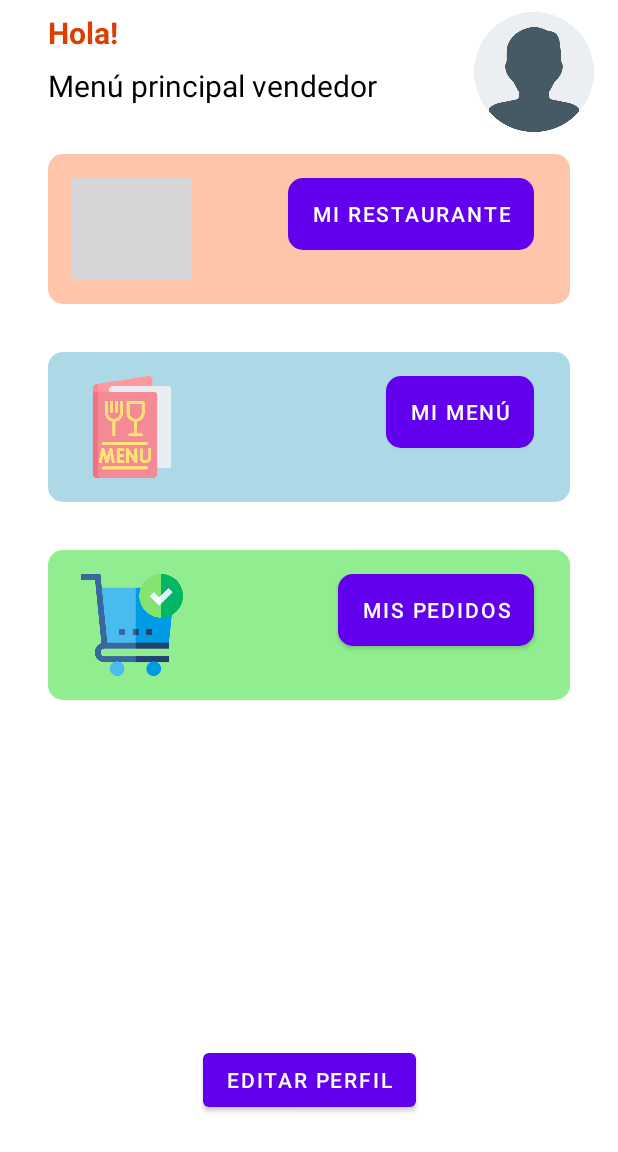
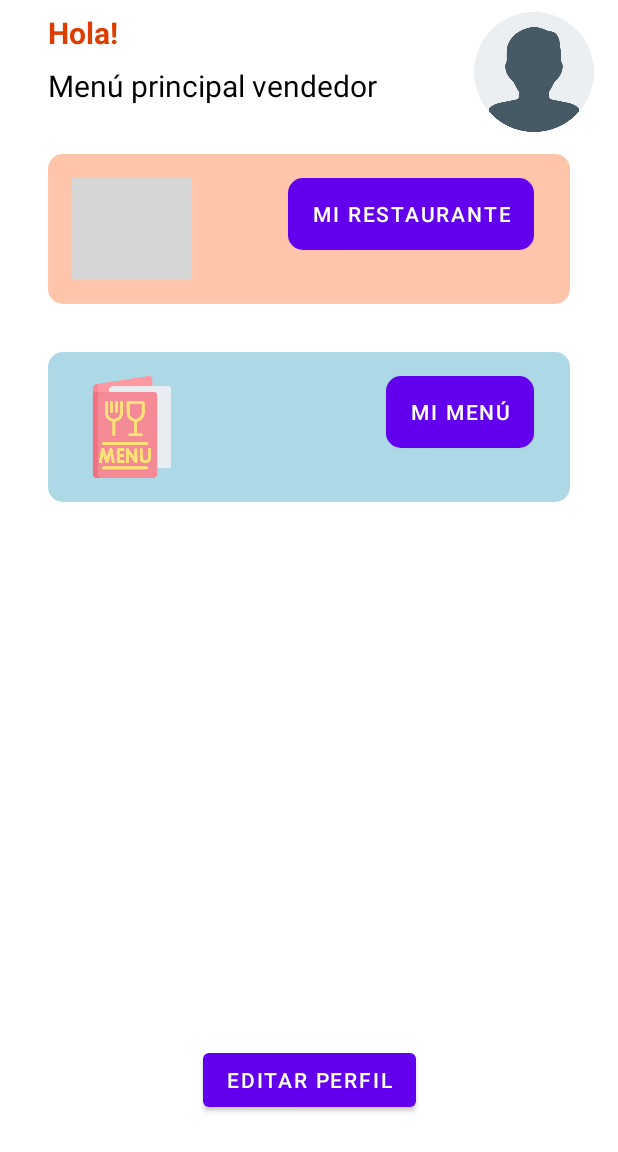
Before and after one commit to juanpabloavilan/RapicoopProject, an Android app: the MenuVendedorActivity screen opened directly, with no data from a screen before it, on a phone screen of 412 x 824 dp, the part 84-1236 px from its top. Run offline under Robolectric (Android 15) with nearby library versions, the phone set to English and light mode, and no system bars; 3 statements that could not run were skipped; grey boxes are pictures that could not be loaded.

Commit message:
quite parte no funcional del menu vendedor

```diff
--- a/app/src/main/java/co/edu/unipiloto/rapicoopproject/ShoppingCartActivity.java
+++ b/app/src/main/java/co/edu/unipiloto/rapicoopproject/ShoppingCartActivity.java
@@ -61,7 +61,6 @@ public class ShoppingCartActivity extends AppCompatActivity {
         }
 
         mostrarListaPlatos();
-        calcularPrecioTotal();
         btnCrearOrden.setOnClickListener(v->{
             crearOrden();
         });
--- a/app/src/main/res/layout/activity_menu_vendedor.xml
+++ b/app/src/main/res/layout/activity_menu_vendedor.xml
@@ -124,36 +124,6 @@
 
                 </androidx.constraintlayout.widget.ConstraintLayout>
 
-                <androidx.constraintlayout.widget.ConstraintLayout
-                    android:id="@+id/div3"
-                    android:layout_width="match_parent"
-                    android:layout_height="100sp"
-                    android:layout_margin="32sp"
-                    android:background="@drawable/green_light_banner"
-                    android:padding="16sp"
-                    app:layout_constraintTop_toBottomOf="@+id/div2"
-                    tools:layout_editor_absoluteX="8dp">
-
-
-                    <ImageView
-                        android:id="@+id/imageView5"
-                        android:layout_width="80dp"
-                        android:layout_height="wrap_content"
-                        app:layout_constraintBottom_toBottomOf="parent"
-                        app:layout_constraintStart_toStartOf="parent"
-                        app:srcCompat="@drawable/order" />
-
-                    <Button
-                        android:id="@+id/mis_pedidos_btn"
-                        android:layout_width="wrap_content"
-                        android:layout_height="wrap_content"
-                        android:layout_marginEnd="8dp"
-                        android:background="@drawable/orange_light_banner"
-                        android:text="Mis Pedidos"
-                        app:layout_constraintEnd_toEndOf="parent"
-                        app:layout_constraintTop_toTopOf="@+id/imageView5" />
-
-                </androidx.constraintlayout.widget.ConstraintLayout>
 
             </androidx.constraintlayout.widget.ConstraintLayout>
 
```
